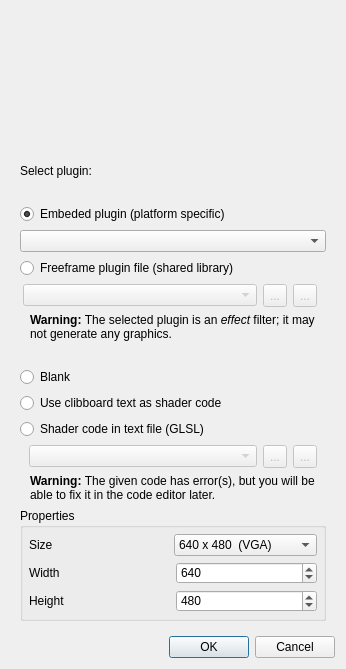
First picture: the form in src/FFGLSourceCreationDialog.ui, repository markus-wa/glmixer-mirror, before the edit.
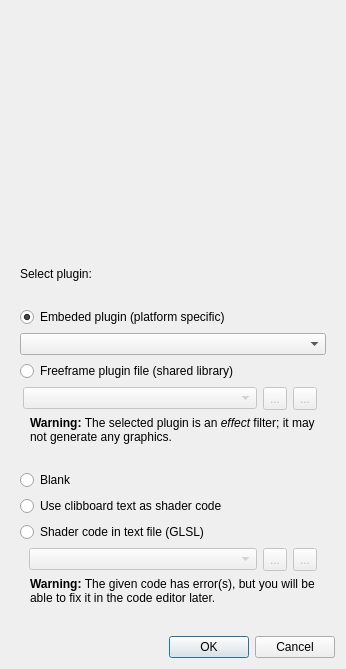
Second picture: the form after the edit. Icons and pictures are not drawn. Custom widgets are drawn as their Qt base class.

Commit message: Implementation of VideoStreamSource (with VideoStream and its creation dialogs. Creation of a SizeSelectionDialog for all sources dialog. Improvement of stability for WebSource and OpenCV Sources.

Patch:
```diff
--- a/src/FFGLSourceCreationDialog.ui
+++ b/src/FFGLSourceCreationDialog.ui
@@ -355,279 +355,19 @@
        </widget>
       </item>
       <item>
-       <widget class="QGroupBox" name="sizeGroupBox">
+       <widget class="SizeSelectionWidget" name="sizeselection" native="true">
         <property name="sizePolicy">
-         <sizepolicy hsizetype="Expanding" vsizetype="Maximum">
+         <sizepolicy hsizetype="Preferred" vsizetype="Maximum">
           <horstretch>0</horstretch>
           <verstretch>0</verstretch>
          </sizepolicy>
         </property>
-        <property name="title">
-         <string>Properties</string>
+        <property name="minimumSize">
+         <size>
+          <width>0</width>
+          <height>10</height>
+         </size>
         </property>
-        <property name="flat">
-         <bool>true</bool>
-        </property>
-        <layout class="QVBoxLayout" name="PropertiesLayout">
-         <property name="spacing">
-          <number>6</number>
-         </property>
-         <property name="leftMargin">
-          <number>6</number>
-         </property>
-         <property name="topMargin">
-          <number>6</number>
-         </property>
-         <property name="rightMargin">
-          <number>6</number>
-         </property>
-         <property name="bottomMargin">
-          <number>6</number>
-         </property>
-         <item>
-          <widget class="QWidget" name="widget2" native="true">
-           <property name="sizePolicy">
-            <sizepolicy hsizetype="Preferred" vsizetype="Maximum">
-             <horstretch>0</horstretch>
-             <verstretch>0</verstretch>
-            </sizepolicy>
-           </property>
-           <layout class="QHBoxLayout" name="horizontalLayout_2">
-            <property name="leftMargin">
-             <number>0</number>
-            </property>
-            <property name="topMargin">
-             <number>0</number>
-            </property>
-            <property name="rightMargin">
-             <number>0</number>
-            </property>
-            <property name="bottomMargin">
-             <number>0</number>
-            </property>
-            <item>
-             <widget class="QLabel" name="label_3">
-              <property name="sizePolicy">
-               <sizepolicy hsizetype="Preferred" vsizetype="Maximum">
-                <horstretch>0</horstretch>
-                <verstretch>0</verstretch>
-               </sizepolicy>
-              </property>
-              <property name="text">
-               <string>Size</string>
-              </property>
-             </widget>
-            </item>
-            <item>
-             <widget class="QComboBox" name="presetsSizeComboBox">
-              <property name="sizePolicy">
-               <sizepolicy hsizetype="Minimum" vsizetype="Maximum">
-                <horstretch>0</horstretch>
-                <verstretch>0</verstretch>
-               </sizepolicy>
-              </property>
-              <property name="currentIndex">
-               <number>10</number>
-              </property>
-              <property name="sizeAdjustPolicy">
-               <enum>QComboBox::AdjustToContents</enum>
-              </property>
-              <item>
-               <property name="text">
-                <string>Custom</string>
-               </property>
-              </item>
-              <item>
-               <property name="text">
-                <string>2 x 2</string>
-               </property>
-              </item>
-              <item>
-               <property name="text">
-                <string>8 x 8</string>
-               </property>
-              </item>
-              <item>
-               <property name="text">
-                <string>16 x 16</string>
-               </property>
-              </item>
-              <item>
-               <property name="text">
-                <string>32 x 32</string>
-               </property>
-              </item>
-              <item>
-               <property name="text">
-                <string>64 x 64</string>
-               </property>
-              </item>
-              <item>
-               <property name="text">
-                <string>128 x 128</string>
-               </property>
-              </item>
-              <item>
-               <property name="text">
-                <string>256 x 256</string>
-               </property>
-              </item>
-              <item>
-               <property name="text">
-                <string>160 x 120</string>
-               </property>
-              </item>
-              <item>
-               <property name="text">
-                <string>320 x 240  (QVGA)</string>
-               </property>
-              </item>
-              <item>
-               <property name="text">
-                <string>640 x 480  (VGA)</string>
-               </property>
-              </item>
-              <item>
-               <property name="text">
-                <string>720 x 480  (NTSC)</string>
-               </property>
-              </item>
-              <item>
-               <property name="text">
-                <string>768 x 576  (PAL)</string>
-               </property>
-              </item>
-              <item>
-               <property name="text">
-                <string>800 x 600  (SVGA)</string>
-               </property>
-              </item>
-              <item>
-               <property name="text">
-                <string>1024 x 768 (XGA)</string>
-               </property>
-              </item>
-              <item>
-               <property name="text">
-                <string>1280 x 720 (HD)</string>
-               </property>
-              </item>
-              <item>
-               <property name="text">
-                <string>1600 x 1200 (UXGA)</string>
-               </property>
-              </item>
-              <item>
-               <property name="text">
-                <string>1920 x 1080 (FHD)</string>
-               </property>
-              </item>
-             </widget>
-            </item>
-           </layout>
-          </widget>
-         </item>
-         <item>
-          <widget class="QWidget" name="sizeGrid" native="true">
-           <property name="sizePolicy">
-            <sizepolicy hsizetype="Preferred" vsizetype="Maximum">
-             <horstretch>0</horstretch>
-             <verstretch>0</verstretch>
-            </sizepolicy>
-           </property>
-           <layout class="QGridLayout" name="sizeGridLayout">
-            <property name="leftMargin">
-             <number>0</number>
-            </property>
-            <property name="topMargin">
-             <number>0</number>
-            </property>
-            <property name="rightMargin">
-             <number>0</number>
-            </property>
-            <property name="bottomMargin">
-             <number>0</number>
-            </property>
-            <item row="0" column="0">
-             <widget class="QLabel" name="w">
-              <property name="enabled">
-               <bool>true</bool>
-              </property>
-              <property name="sizePolicy">
-               <sizepolicy hsizetype="Preferred" vsizetype="Maximum">
-                <horstretch>0</horstretch>
-                <verstretch>0</verstretch>
-               </sizepolicy>
-              </property>
-              <property name="text">
-               <string>Width</string>
-              </property>
-             </widget>
-            </item>
-            <item row="0" column="1">
-             <widget class="QSpinBox" name="widthSpinBox">
-              <property name="enabled">
-               <bool>true</bool>
-              </property>
-              <property name="sizePolicy">
-               <sizepolicy hsizetype="Minimum" vsizetype="Maximum">
-                <horstretch>0</horstretch>
-                <verstretch>0</verstretch>
-               </sizepolicy>
-              </property>
-              <property name="minimum">
-               <number>2</number>
-              </property>
-              <property name="maximum">
-               <number>1920</number>
-              </property>
-              <property name="value">
-               <number>640</number>
-              </property>
-             </widget>
-            </item>
-            <item row="1" column="1">
-             <widget class="QSpinBox" name="heightSpinBox">
-              <property name="enabled">
-               <bool>true</bool>
-              </property>
-              <property name="sizePolicy">
-               <sizepolicy hsizetype="Minimum" vsizetype="Maximum">
-                <horstretch>0</horstretch>
-                <verstretch>0</verstretch>
-               </sizepolicy>
-              </property>
-              <property name="minimum">
-               <number>2</number>
-              </property>
-              <property name="maximum">
-               <number>1200</number>
-              </property>
-              <property name="value">
-               <number>480</number>
-              </property>
-             </widget>
-            </item>
-            <item row="1" column="0">
-             <widget class="QLabel" name="h">
-              <property name="enabled">
-               <bool>true</bool>
-              </property>
-              <property name="sizePolicy">
-               <sizepolicy hsizetype="Preferred" vsizetype="Maximum">
-                <horstretch>0</horstretch>
-                <verstretch>0</verstretch>
-               </sizepolicy>
-              </property>
-              <property name="text">
-               <string>Height</string>
-              </property>
-             </widget>
-            </item>
-           </layout>
-          </widget>
-         </item>
-        </layout>
        </widget>
       </item>
      </layout>
@@ -652,6 +392,15 @@
    <header>SourceDisplayWidget.h</header>
    <container>1</container>
   </customwidget>
+  <customwidget>
+   <class>SizeSelectionWidget</class>
+   <extends>QWidget</extends>
+   <header>SizeSelectionWidget.h</header>
+   <container>1</container>
+   <slots>
+    <signal>sizeChanged()</signal>
+   </slots>
+  </customwidget>
  </customwidgets>
  <resources>
   <include location="../icons.qrc"/>
```
Left out of the diff: 106 changed lines with no effect on the pictures. The commit also changes 54 other files.
